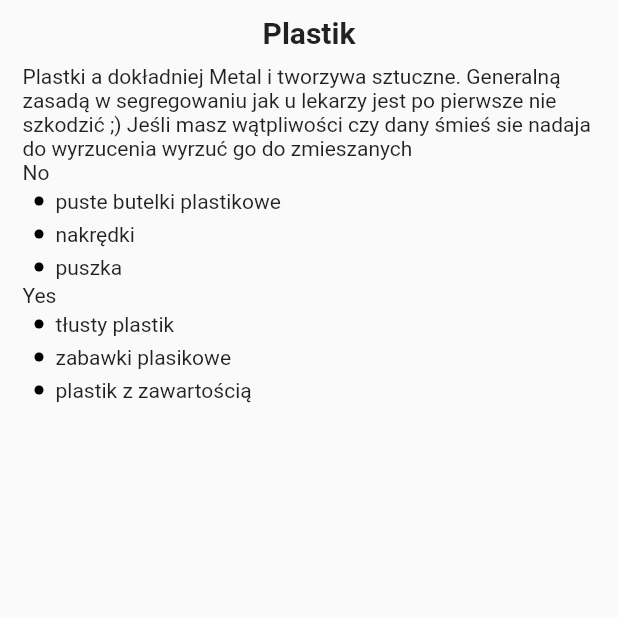
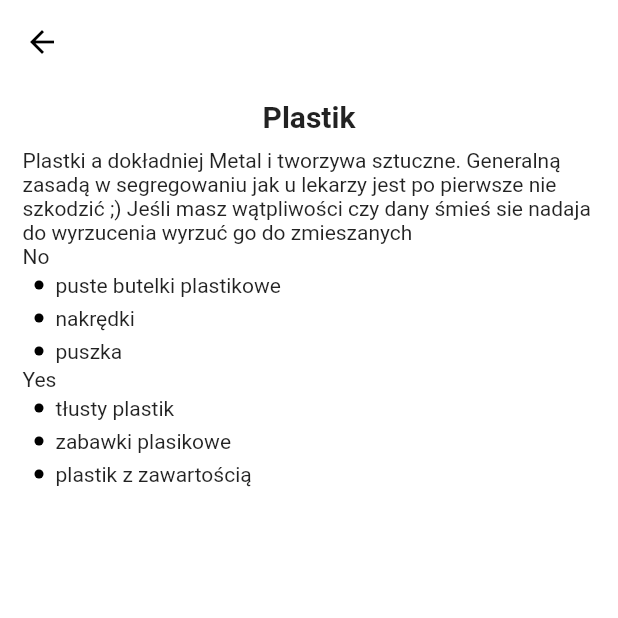
Before and after one commit to ciakarellas/recycling_app, a Flutter app: the screen it shows after launch, after a tap on "Lista", on a phone screen of 412 x 824 dp, the top half of it. Run offline on Flutter 3.47's test engine with Material 2 defaults, Android fonts, the phone set to English and light mode, and no system bars.

Commit message:
another change on TrashDetails widget

```diff
--- a/lib/Widget/trashDetails.dart
+++ b/lib/Widget/trashDetails.dart
@@ -12,6 +12,20 @@ class TrashDetails extends StatelessWidget {
     final trasgDetailsProvider = Provider.of<RecyclingProvider>(context);
     var data = trasgDetailsProvider.data.firstWhere((trash) => trash['name'] == trashCategory);
     return Scaffold(
+      backgroundColor: Colors.white,
+      appBar: AppBar(
+        elevation: 0,
+        backgroundColor: Colors.white,
+        leading: MaterialButton(
+            child: Icon(
+              Icons.arrow_back,
+              color: Colors.black,
+            ),
+            onPressed: (){
+              Navigator.pop(context);
+            },
+          ),
+      ),
       body: SafeArea(
         child: ListView(
           padding: EdgeInsets.fromLTRB(15, 10, 15, 10),
```
Lines whose indentation alone changed are shown as unchanged.
